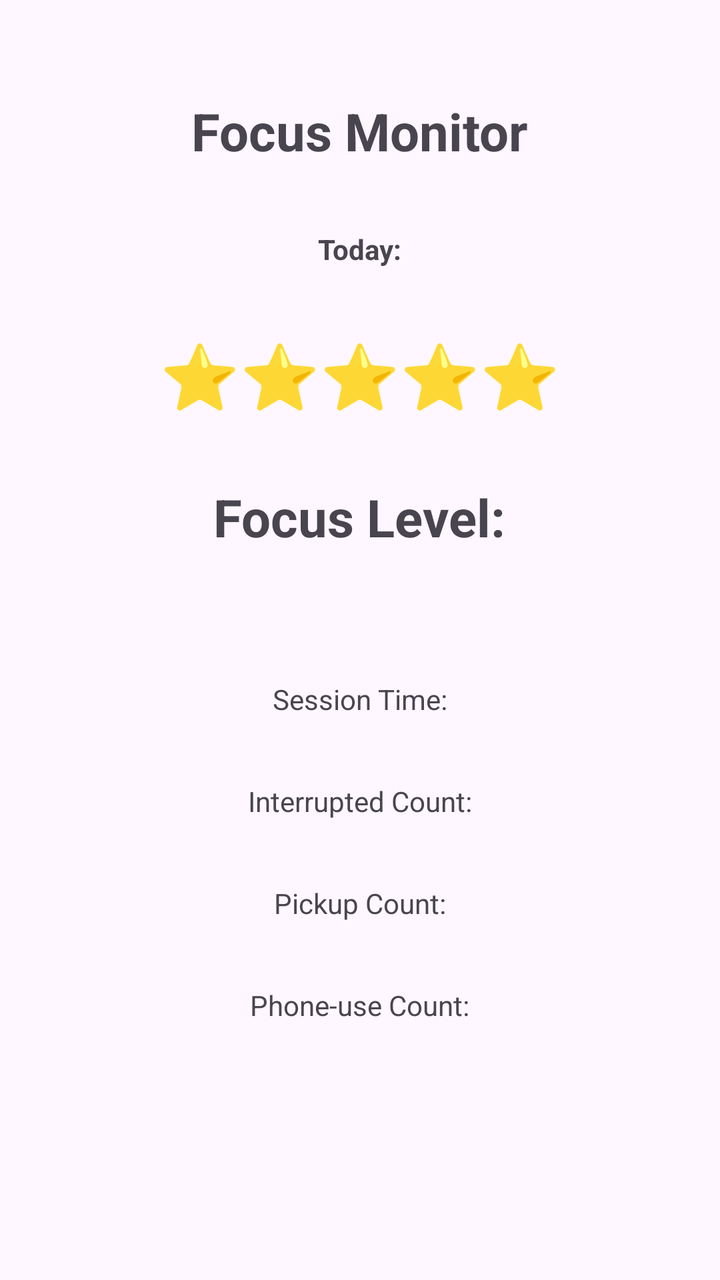
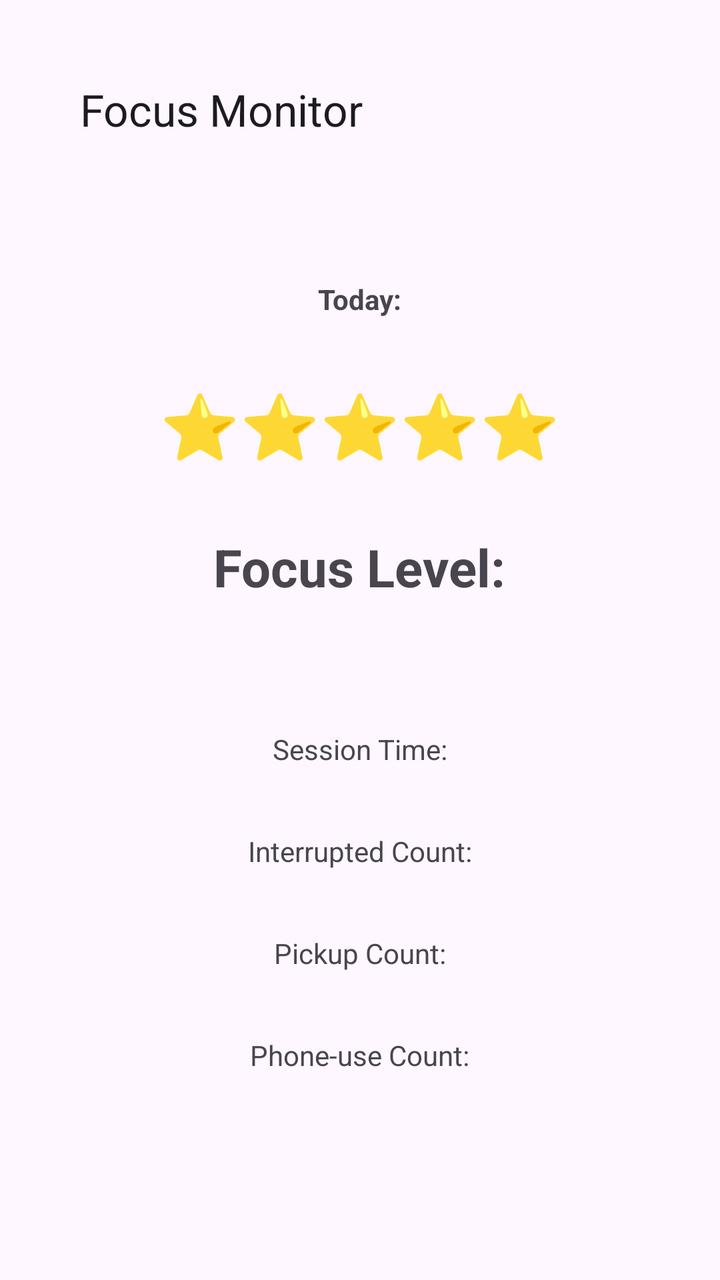

An Android layout rendered at two revisions. The XML below is the earlier revision; the diff shows what the commit changed to produce the second picture.
<!-- AndroidManifest.xml: application theme Theme.SmartStudyTimer -->
<!-- res/layout/fragment_monitor.xml -->
<?xml version="1.0" encoding="utf-8"?>
<LinearLayout
    xmlns:android="http://schemas.android.com/apk/res/android"
    android:layout_width="match_parent"
    android:layout_height="match_parent"
    android:orientation="vertical"
    android:padding="48dp"
    android:gravity="top|center_horizontal">

    
    <TextView
        android:layout_width="wrap_content"
        android:layout_height="wrap_content"
        android:text="Focus Monitor"
        android:textSize="26sp"
        android:textStyle="bold"
        android:layout_marginBottom="32dp"/>

    
    <LinearLayout
        android:layout_width="match_parent"
        android:layout_height="wrap_content"
        android:orientation="vertical"
        android:gravity="center"
        android:layout_marginBottom="32dp">

        <TextView
            android:id="@+id/tvDate"
            android:layout_width="wrap_content"
            android:layout_height="wrap_content"
            android:text="Today:"
            android:textStyle="bold"
            android:layout_marginBottom="32dp"/>

        <TextView
            android:id="@+id/tvStars"
            android:layout_width="wrap_content"
            android:layout_height="wrap_content"
            android:text="⭐⭐⭐⭐⭐"
            android:textSize="32sp"
            android:textStyle="bold"
            android:layout_marginBottom="32dp"/>

        <TextView
            android:id="@+id/tvFocusLevel"
            android:layout_width="wrap_content"
            android:layout_height="wrap_content"
            android:text="Focus Level:"
            android:textSize="26sp"
            android:textStyle="bold"
            android:layout_marginBottom="32dp"/>

    </LinearLayout>

    <LinearLayout
        android:layout_width="match_parent"
        android:layout_height="wrap_content"
        android:orientation="vertical"
        android:gravity="center"
        android:layout_marginBottom="32dp">

        <TextView
            android:id="@+id/tvSessionTime"
            android:layout_width="wrap_content"
            android:layout_height="wrap_content"
            android:text="Session Time:"
            android:layout_marginBottom="32dp"/>

        <TextView
            android:id="@+id/tvInterruptedCount"
            android:layout_width="wrap_content"
            android:layout_height="wrap_content"
            android:text="Interrupted Count:"
            android:layout_marginBottom="32dp"/>

        <TextView
            android:id="@+id/tvPickupCount"
            android:layout_width="wrap_content"
            android:layout_height="wrap_content"
            android:text="Pickup Count:"
            android:layout_marginBottom="32dp"/>

        <TextView
            android:id="@+id/tvPhoneUseCount"
            android:layout_width="wrap_content"
            android:layout_height="wrap_content"
            android:text="Phone-use Count:"
            android:layout_marginBottom="32dp"/>

    </LinearLayout>

</LinearLayout>
<!-- resources referenced by this layout -->
<resources>
  <style name="Theme.SmartStudyTimer" parent="Theme.Material3.DayNight.NoActionBar">
          <item name="android:statusBarColor">@android:color/transparent</item>
          <item name="android:windowLightStatusBar">true</item>
      </style>
</resources>

<!-- the commit's change to res/layout/fragment_monitor.xml (unified diff, before → after) -->
@@ -1,91 +1,97 @@
 <?xml version="1.0" encoding="utf-8"?>
-<LinearLayout
-    xmlns:android="http://schemas.android.com/apk/res/android"
+<LinearLayout xmlns:android="http://schemas.android.com/apk/res/android"
+    xmlns:app="http://schemas.android.com/apk/res-auto"
     android:layout_width="match_parent"
     android:layout_height="match_parent"
-    android:orientation="vertical"
-    android:padding="48dp"
-    android:gravity="top|center_horizontal">
+    android:orientation="vertical">
 
     
-    <TextView
-        android:layout_width="wrap_content"
-        android:layout_height="wrap_content"
-        android:text="Focus Monitor"
-        android:textSize="26sp"
-        android:textStyle="bold"
-        android:layout_marginBottom="32dp"/>
-
-    
-    <LinearLayout
+    <com.google.android.material.appbar.MaterialToolbar
+        android:id="@+id/topAppBar"
         android:layout_width="match_parent"
         android:layout_height="wrap_content"
-        android:orientation="vertical"
-        android:gravity="center"
-        android:layout_marginBottom="32dp">
-
-        <TextView
-            android:id="@+id/tvDate"
-            android:layout_width="wrap_content"
-            android:layout_height="wrap_content"
-            android:text="Today:"
-            android:textStyle="bold"
-            android:layout_marginBottom="32dp"/>
-
-        <TextView
-            android:id="@+id/tvStars"
-            android:layout_width="wrap_content"
-            android:layout_height="wrap_content"
-            android:text="⭐⭐⭐⭐⭐"
-            android:textSize="32sp"
-            android:textStyle="bold"
-            android:layout_marginBottom="32dp"/>
-
-        <TextView
-            android:id="@+id/tvFocusLevel"
-            android:layout_width="wrap_content"
-            android:layout_height="wrap_content"
-            android:text="Focus Level:"
-            android:textSize="26sp"
-            android:textStyle="bold"
-            android:layout_marginBottom="32dp"/>
-
-    </LinearLayout>
+        android:padding="36dp"
+        app:title="Focus Monitor" />
 
     <LinearLayout
         android:layout_width="match_parent"
-        android:layout_height="wrap_content"
-        android:orientation="vertical"
+        android:layout_height="0dp"
+        android:layout_weight="1"
         android:gravity="center"
-        android:layout_marginBottom="32dp">
+        android:orientation="vertical">
 
-        <TextView
-            android:id="@+id/tvSessionTime"
-            android:layout_width="wrap_content"
+        
+        <LinearLayout
+            android:layout_width="match_parent"
             android:layout_height="wrap_content"
-            android:text="Session Time:"
-            android:layout_marginBottom="32dp"/>
+            android:orientation="vertical"
+            android:gravity="center"
+            android:layout_marginBottom="32dp">
 
-        <TextView
-            android:id="@+id/tvInterruptedCount"
-            android:layout_width="wrap_content"
+            <TextView
+                android:id="@+id/tvDate"
+                android:layout_width="wrap_content"
+                android:layout_height="wrap_content"
+                android:text="Today:"
+                android:textStyle="bold"
+                android:layout_marginBottom="32dp"/>
+
+            <TextView
+                android:id="@+id/tvStars"
+                android:layout_width="wrap_content"
+                android:layout_height="wrap_content"
+                android:text="⭐⭐⭐⭐⭐"
+                android:textSize="32sp"
+                android:textStyle="bold"
+                android:layout_marginBottom="32dp"/>
+
+            <TextView
+                android:id="@+id/tvFocusLevel"
+                android:layout_width="wrap_content"
+                android:layout_height="wrap_content"
+                android:text="Focus Level:"
+                android:textSize="26sp"
+                android:textStyle="bold"
+                android:layout_marginBottom="32dp"/>
+
+        </LinearLayout>
+
+        <LinearLayout
+            android:layout_width="match_parent"
             android:layout_height="wrap_content"
-            android:text="Interrupted Count:"
-            android:layout_marginBottom="32dp"/>
+            android:orientation="vertical"
+            android:gravity="center"
+            android:layout_marginBottom="32dp">
 
-        <TextView
-            android:id="@+id/tvPickupCount"
-            android:layout_width="wrap_content"
-            android:layout_height="wrap_content"
-            android:text="Pickup Count:"
-            android:layout_marginBottom="32dp"/>
+            <TextView
+                android:id="@+id/tvSessionTime"
+                android:layout_width="wrap_content"
+                android:layout_height="wrap_content"
+                android:text="Session Time:"
+                android:layout_marginBottom="32dp"/>
 
-        <TextView
-            android:id="@+id/tvPhoneUseCount"
-            android:layout_width="wrap_content"
-            android:layout_height="wrap_content"
-            android:text="Phone-use Count:"
-            android:layout_marginBottom="32dp"/>
+            <TextView
+                android:id="@+id/tvInterruptedCount"
+                android:layout_width="wrap_content"
+                android:layout_height="wrap_content"
+                android:text="Interrupted Count:"
+                android:layout_marginBottom="32dp"/>
+
+            <TextView
+                android:id="@+id/tvPickupCount"
+                android:layout_width="wrap_content"
+                android:layout_height="wrap_content"
+                android:text="Pickup Count:"
+                android:layout_marginBottom="32dp"/>
+
+            <TextView
+                android:id="@+id/tvPhoneUseCount"
+                android:layout_width="wrap_content"
+                android:layout_height="wrap_content"
+                android:text="Phone-use Count:"
+                android:layout_marginBottom="32dp"/>
+
+        </LinearLayout>
 
     </LinearLayout>
 
